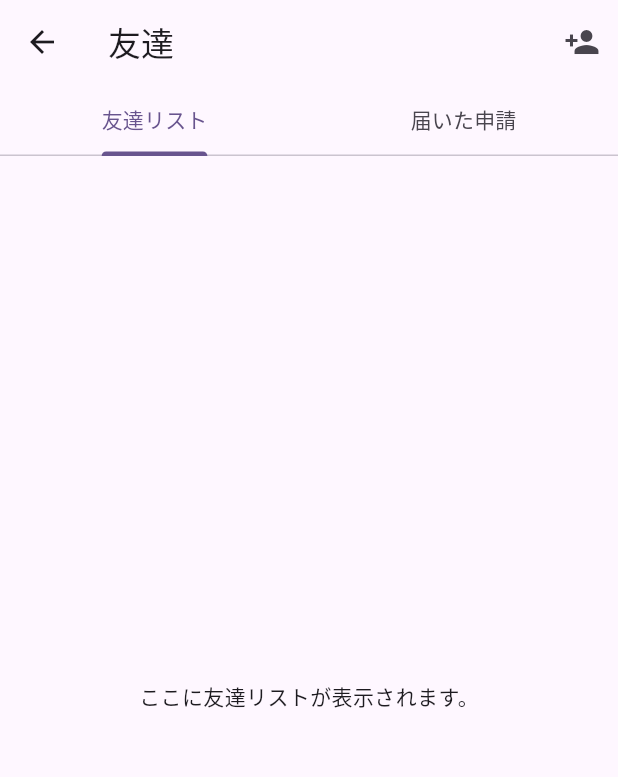
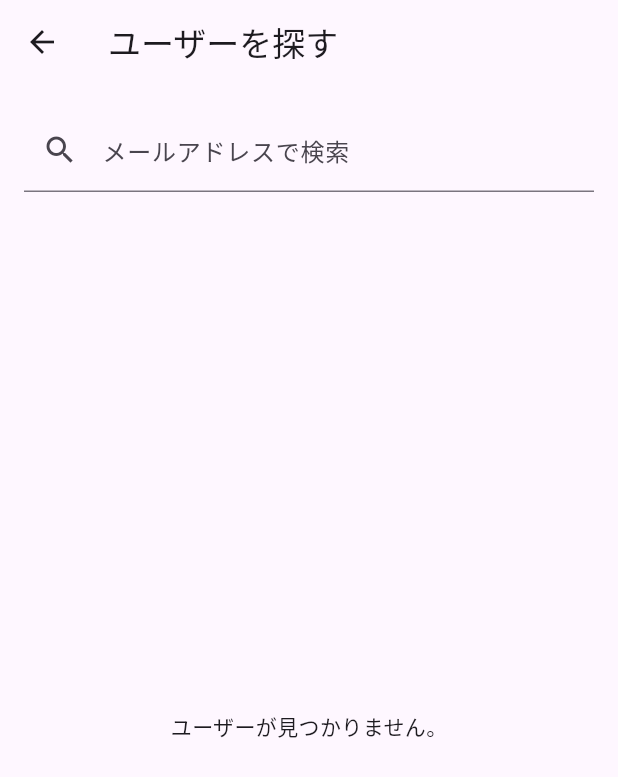
Before and after one commit to otonasi-muonn/schedule-share-app, a Flutter app: the FriendsHubScreen screen opened directly, after a tap on the "person add" icon, on a phone screen of 412 x 824 dp. Shown: the top 777 px of the screen. Run offline on Flutter 3.47's test engine with Material 3 defaults, Android fonts, the phone set to English and light mode, and no system bars; our stand-ins replace cloud_firestore, firebase_auth, firebase_core, table_calendar; accounts and stored records are empty; statements that could not run were skipped.

Commit message:
feat(friends): ユーザー検索と友達申請の基本機能を実装

```diff
--- a/lib/presentation/friends/friends_hub_screen.dart
+++ b/lib/presentation/friends/friends_hub_screen.dart
@@ -1,4 +1,5 @@
 import 'package:flutter/material.dart';
+import 'package:schedule_share_app/presentation/friends/user_search_screen.dart'; // NEW!
 
 class FriendsHubScreen extends StatelessWidget {
   const FriendsHubScreen({super.key});
@@ -6,7 +7,7 @@ class FriendsHubScreen extends StatelessWidget {
   @override
   Widget build(BuildContext context) {
     return DefaultTabController(
-      length: 2, // タブの数
+      length: 2,
       child: Scaffold(
         appBar: AppBar(
           title: const Text('友達'),
@@ -15,7 +16,10 @@ class FriendsHubScreen extends StatelessWidget {
               icon: const Icon(Icons.person_add),
               tooltip: 'ユーザーを探す',
               onPressed: () {
-                // TODO: ユーザー検索画面に遷移する処理を後で追加
+                // --- MODIFIED! ユーザー検索画面に遷移 ---
+                Navigator.of(context).push(
+                  MaterialPageRoute(builder: (context) => const UserSearchScreen()),
+                );
               },
             ),
           ],
@@ -28,10 +32,7 @@ class FriendsHubScreen extends StatelessWidget {
         ),
         body: TabBarView(
           children: [
-            // TODO: 友達リストをここに表示する
             Center(child: Text('ここに友達リストが表示されます。')),
-
-            // TODO: 届いた申請をここに表示する
             Center(child: Text('ここに届いた友達申請が表示されます。')),
           ],
         ),
--- /dev/null
+++ b/lib/presentation/friends/user_search_screen.dart
@@ -0,0 +1,116 @@
+import 'package:flutter/material.dart';
+import 'package:cloud_firestore/cloud_firestore.dart';
+import 'package:firebase_auth/firebase_auth.dart';
+
+class UserSearchScreen extends StatefulWidget {
+  const UserSearchScreen({super.key});
+
+  @override
+  State<UserSearchScreen> createState() => _UserSearchScreenState();
+}
+
+class _UserSearchScreenState extends State<UserSearchScreen> {
+  final _searchController = TextEditingController();
+  Stream<QuerySnapshot>? _searchStream;
+
+  void _onSearchChanged(String query) {
+    if (query.trim().isEmpty) {
+      setState(() {
+        _searchStream = null;
+      });
+      return;
+    }
+    setState(() {
+      _searchStream = FirebaseFirestore.instance
+          .collection('users')
+          .where('email', isEqualTo: query.trim())
+          .limit(1)
+          .snapshots();
+    });
+  }
+
+  Future<void> _sendFriendRequest(String toUserId) async {
+    final currentUser = FirebaseAuth.instance.currentUser;
+    if (currentUser == null) return;
+
+    final fromUserId = currentUser.uid;
+
+    // 既に友達関係や申請が存在しないかチェック
+    // (この部分は後ほど、より堅牢なロジックに改善します)
+
+    // friendshipsコレクションに申請ドキュメントを作成
+    await FirebaseFirestore.instance.collection('friendships').add({
+      'users': [fromUserId, toUserId],
+      'status': 'pending',
+      'requestedBy': fromUserId,
+      'createdAt': FieldValue.serverTimestamp(),
+      'updatedAt': FieldValue.serverTimestamp(),
+    });
+
+    if (mounted) {
+      ScaffoldMessenger.of(context).showSnackBar(
+        const SnackBar(content: Text('友達申請を送信しました。')),
+      );
+      Navigator.of(context).pop();
+    }
+  }
+
+  @override
+  Widget build(BuildContext context) {
+    return Scaffold(
+      appBar: AppBar(
+        title: const Text('ユーザーを探す'),
+      ),
+      body: Column(
+        children: [
+          Padding(
+            padding: const EdgeInsets.all(16.0),
+            child: TextField(
+              controller: _searchController,
+              decoration: const InputDecoration(
+                labelText: 'メールアドレスで検索',
+                prefixIcon: Icon(Icons.search),
+              ),
+              onChanged: _onSearchChanged,
+              keyboardType: TextInputType.emailAddress,
+            ),
+          ),
+          Expanded(
+            child: StreamBuilder<QuerySnapshot>(
+              stream: _searchStream,
+              builder: (context, snapshot) {
+                if (snapshot.connectionState == ConnectionState.waiting) {
+                  return const Center(child: CircularProgressIndicator());
+                }
+                if (!snapshot.hasData || snapshot.data!.docs.isEmpty) {
+                  return const Center(child: Text('ユーザーが見つかりません。'));
+                }
+
+                final userDoc = snapshot.data!.docs.first;
+                final userData = userDoc.data() as Map<String, dynamic>;
+                final foundUserId = userDoc.id;
+                final currentUser = FirebaseAuth.instance.currentUser;
+
+                // 自分自身は表示しない
+                if (foundUserId == currentUser?.uid) {
+                  return const Center(child: Text('自分自身です。'));
+                }
+
+                return ListTile(
+                  leading: const CircleAvatar(child: Icon(Icons.person)),
+                  title: Text(userData['email'] ?? 'メールアドレスなし'),
+                  trailing: ElevatedButton(
+                    onPressed: () {
+                      _sendFriendRequest(foundUserId);
+                    },
+                    child: const Text('申請'),
+                  ),
+                );
+              },
+            ),
+          ),
+        ],
+      ),
+    );
+  }
+}
```
